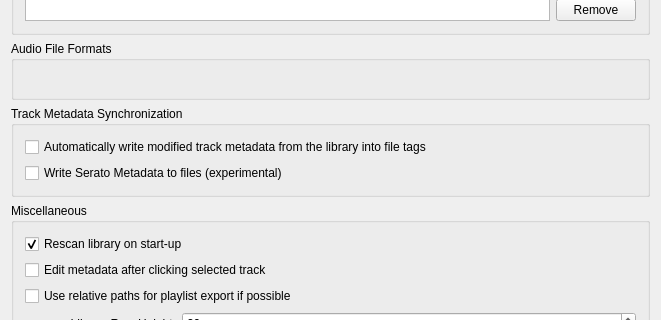
The window that src/preferences/dialog/dlgpreflibrarydlg.ui (mixxxdj/mixxx) describes before a commit, drawn with Qt 5; both pictures show x 0 to 661 and y 119 to 439 of the 661 by 1203 pixel window.
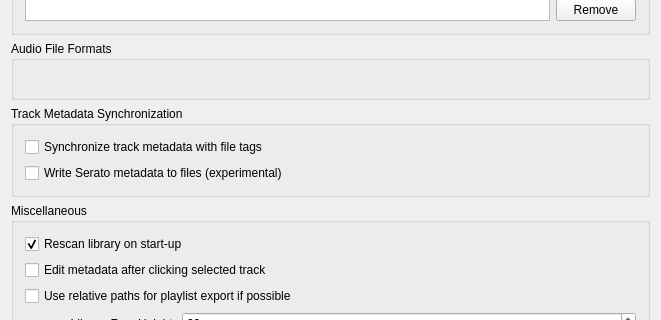
The same window after the commit.

Commit message: UI: Reword options for track metadata sync with file tags

Diff of the .ui file:
```diff
--- a/src/preferences/dialog/dlgpreflibrarydlg.ui
+++ b/src/preferences/dialog/dlgpreflibrarydlg.ui
@@ -134,14 +134,17 @@
       <item row="0" column="0" colspan="2">
        <widget class="QCheckBox" name="checkBox_SyncTrackMetadataExport">
         <property name="text">
-         <string>Automatically write modified track metadata from the library into file tags</string>
+         <string>Synchronize track metadata with file tags</string>
+        </property>
+        <property name="toolTip">
+         <string>Automatically write modified track metadata into file tags and re-import metadata from updated file tags</string>
         </property>
        </widget>
       </item>
       <item row="1" column="0">
        <widget class="QCheckBox" name="checkBox_SeratoMetadataExport">
         <property name="text">
-         <string>Write Serato Metadata to files (experimental)</string>
+         <string>Write Serato metadata to files (experimental)</string>
         </property>
        </widget>
       </item>
```
Left out of the diff: 4 changed lines with no effect on the pictures. The commit also changes 5 other files.
